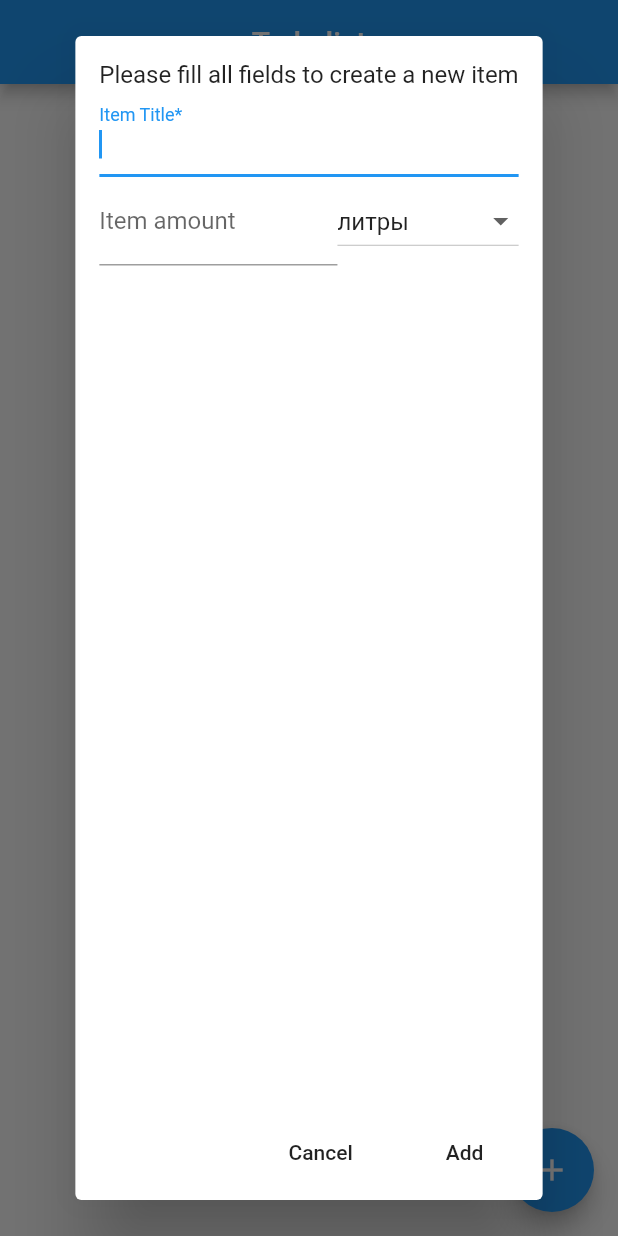
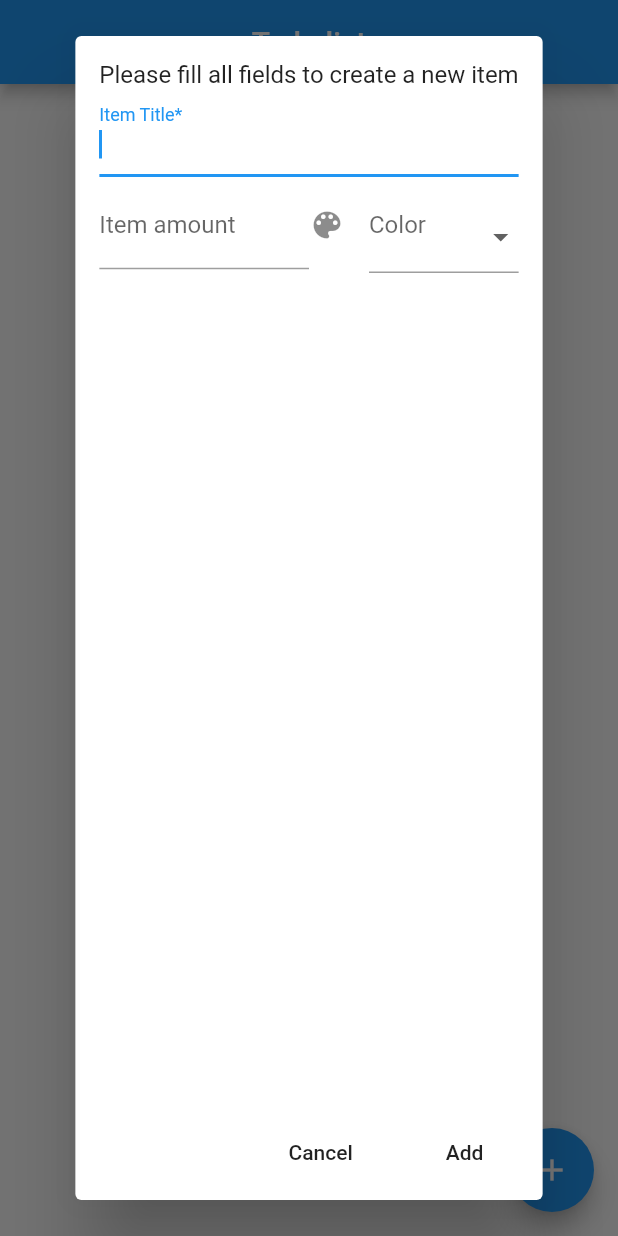
Before and after one commit to aleksebury/todo, a Flutter app: the screen it shows after launch, after a tap on the "add" icon, on a phone screen of 412 x 824 dp. Run offline on Flutter 3.47's test engine with Material 2 defaults, Android fonts, the phone set to English and light mode, and no system bars; our stand-ins replace cloud_firestore; accounts and stored records are empty.

Commit message:
Added amount and dropdown;

```diff
--- a/lib/main.dart
+++ b/lib/main.dart
@@ -28,6 +28,9 @@ class _MyHomePageState extends State<MyHomePage> {
 
   String _currentType;
   List<DropdownMenuItem<String>> _dropdownMenuItems;
+
+  List<String> _colors = <String>['', 'red', 'green', 'blue', 'orange'];
+  String _color = '';
 
   @override
   initState() {
@@ -81,7 +84,39 @@ class _MyHomePageState extends State<MyHomePage> {
                   keyboardType: TextInputType.numberWithOptions(decimal: true),
                   controller: taskAmountInputController,
                 )),
-                _buildDropdownButton(context)
+                Flexible(
+                  child: FormField(
+                    builder: (FormFieldState state) {
+                      return InputDecorator(
+                        decoration: InputDecoration(
+                          icon: const Icon(Icons.color_lens),
+                          labelText: 'Color',
+                        ),
+                        isEmpty: _color == '',
+                        child: new DropdownButtonHideUnderline(
+                          child: new DropdownButton(
+                            value: _color,
+                            isDense: true,
+                            onChanged: (String newValue) {
+                              setState(() {
+//                              newContact.favoriteColor = newValue;
+                                _color = newValue;
+                                state.didChange(newValue);
+                              });
+                            },
+                            items: _colors.map((String value) {
+                              return new DropdownMenuItem(
+                                value: value,
+                                child: new Text(value),
+                              );
+                            }).toList(),
+                          ),
+                        ),
+                      );
+                    },
+                  ),
+                )
+
               ],
             )
           ],
@@ -104,7 +139,7 @@ class _MyHomePageState extends State<MyHomePage> {
                       .add({
                         "item": taskTitleInputController.text,
                         "amount": taskAmountInputController.text,
-                        "type": _currentType
+                        "type": _color
                       })
                       .then((result) => {
                             Navigator.pop(context),
```
Also changed, not shown: pubspec.yaml (+5 -5 lines), 2 other files.
